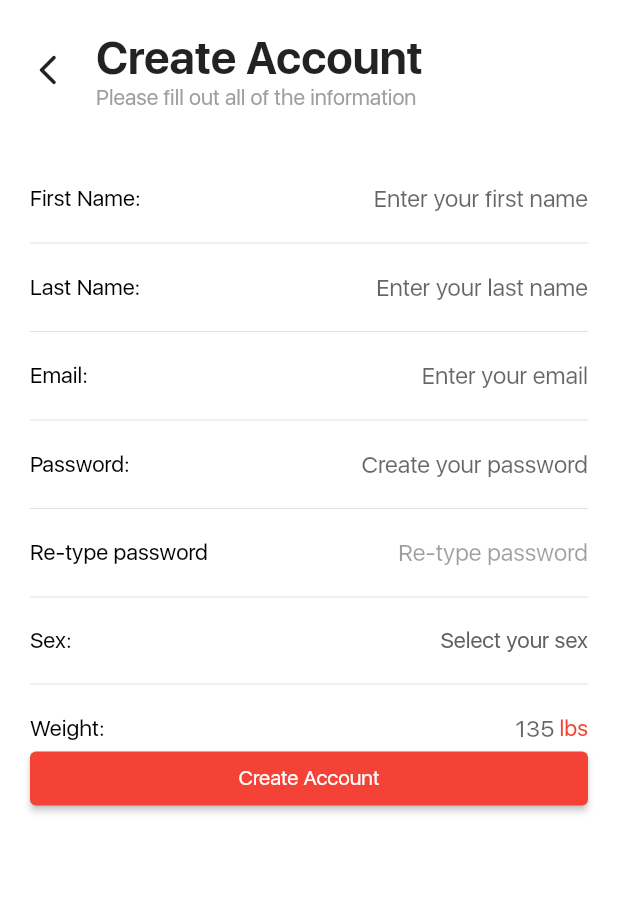
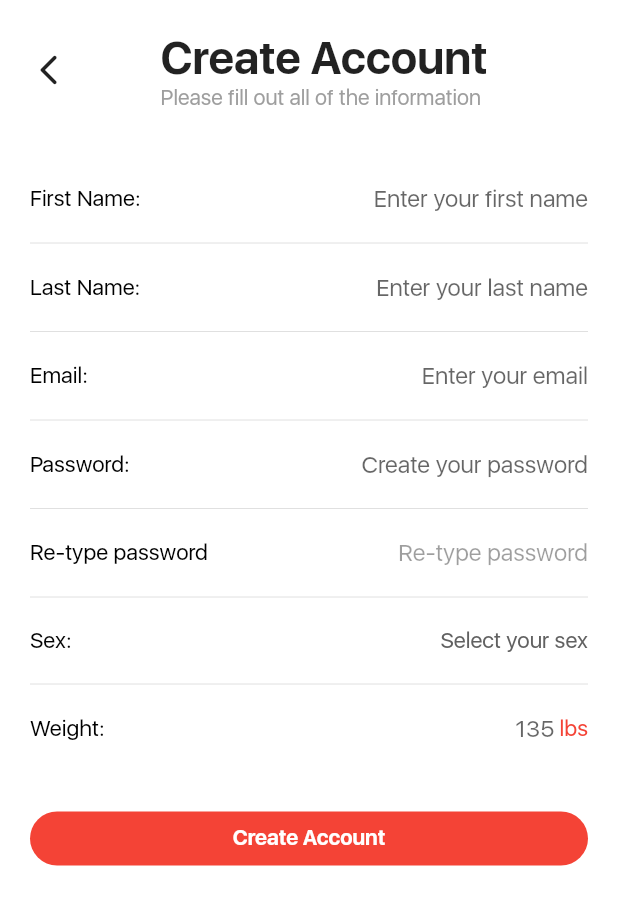
Before and after one commit to TrevorHuval/Mog, a Flutter app: the CreateAccount screen opened directly, on a phone screen of 412 x 824 dp. Shown: the top 905 px of the screen. Run offline on Flutter 3.47's test engine with Material 2 defaults, Android fonts, the phone set to English and light mode, and no system bars; our stand-ins replace cloud_firestore, convex_bottom_bar, firebase_auth, firebase_core, fl_chart, percent_indicator and 1 more; missing offline and left inert: cloud_firestore_web, firebase_auth_web, firebase_core_web, firebase_database_web; accounts and stored records are empty; project files that could hold a hidden picture were left out.

Commit message:
1:08 on 11/5

```diff
--- a/lib/screens/create_account.dart
+++ b/lib/screens/create_account.dart
@@ -22,10 +22,8 @@ class _CreateAccount extends State<CreateAccount> {
 
   void signUpAction() async {
     try {
-      UserCredential userCredential = await FirebaseAuth.instance.createUserWithEmailAndPassword(
-        email: email,
-        password: password
-      );
+      UserCredential userCredential = await FirebaseAuth.instance
+          .createUserWithEmailAndPassword(email: email, password: password);
     } on FirebaseAuthException catch (e) {
       if (e.code == 'weak-password') {
         print('The password provided is too weak.');
@@ -36,8 +34,6 @@ class _CreateAccount extends State<CreateAccount> {
       print(e);
     }
   }
-
-
 
   static const userSex = <String>[
     'Male',
@@ -68,9 +64,6 @@ class _CreateAccount extends State<CreateAccount> {
   String? _weight;
   String? _height;
 
-  int _currentWeightValue = 60;
-  int _currentHeightValue = 60;
-
   String? _validateName(String? value) {
     if (value?.isEmpty ?? false) {
       return 'Name is required.';
@@ -93,14 +86,18 @@ class _CreateAccount extends State<CreateAccount> {
               Container(
                 margin: const EdgeInsets.only(left: 20, top: 20),
                 child: Row(
+                  mainAxisAlignment: MainAxisAlignment.spaceBetween,
                   children: [
-                    InkWell(
+                    GestureDetector(
                       onTap: () {
+                        HapticFeedback.lightImpact();
                         Navigator.pop(context);
                       },
-                      child: const Icon(Icons.arrow_back_ios_new_rounded),
+                      child: const SizedBox(
+                          height: 25,
+                          width: 25,
+                          child: Icon(Icons.arrow_back_ios_new_rounded)),
                     ),
-                    const SizedBox(width: 20),
                     Column(
                       crossAxisAlignment: CrossAxisAlignment.start,
                       children: const [
@@ -111,18 +108,19 @@ class _CreateAccount extends State<CreateAccount> {
                             style:
                                 TextStyle(color: Colors.grey, fontSize: 14.5)),
                       ],
-                    )
+                    ),
+                    const SizedBox(width: 25)
                   ],
                 ),
               ),
-              SizedBox(height: 50),
+              const SizedBox(height: 50),
               Padding(
                   padding: const EdgeInsets.symmetric(horizontal: 20),
-                  child: Container(
+                  child: SizedBox(
                     height: 500,
                     width: 500,
                     child: ListView(
-                      physics: BouncingScrollPhysics(),
+                      physics: const BouncingScrollPhysics(),
                       children: [
                         Row(
                           mainAxisAlignment: MainAxisAlignment.spaceBetween,
@@ -169,7 +167,7 @@ class _CreateAccount extends State<CreateAccount> {
                         Row(
                           mainAxisAlignment: MainAxisAlignment.spaceBetween,
                           children: [
-                            Text(
+                            const Text(
                               "Email:",
                               style:
                                   TextStyle(fontSize: 15, color: Colors.black),
@@ -178,7 +176,7 @@ class _CreateAccount extends State<CreateAccount> {
                               width: 200,
                               child: TextFormField(
                                 textAlign: TextAlign.end,
-                                style: TextStyle(color: Colors.red),
+                                style: const TextStyle(color: Colors.red),
                                 maxLines: 1,
                                 decoration: const InputDecoration.collapsed(
                                     hintText: 'Enter your email'),
@@ -188,7 +186,6 @@ class _CreateAccount extends State<CreateAccount> {
                                   });
                                 },
                               ),
-
                             ),
                           ],
                         ),
@@ -207,7 +204,7 @@ class _CreateAccount extends State<CreateAccount> {
                                 fieldKey: _passwordFieldKey,
                                 onFieldSubmitted: (String value) {
                                   setState(() {
-                                    this.password = value;
+                                    password = value;
                                   });
                                 },
                               ),
@@ -226,8 +223,7 @@ class _CreateAccount extends State<CreateAccount> {
                             SizedBox(
                               width: 200,
                               child: TextFormField(
-                                enabled: this.password != null &&
-                                    this.password.isNotEmpty,
+                                enabled: password.isNotEmpty,
                                 textAlign: TextAlign.end,
                                 decoration: const InputDecoration.collapsed(
                                   hintText: "Re-type password",
@@ -253,29 +249,31 @@ class _CreateAccount extends State<CreateAccount> {
                                       color: Colors.grey.shade700)),
                               onTap: () {
                                 showModalBottomSheet(
-                                shape: new RoundedRectangleBorder(
-                                    borderRadius:
-                                        new BorderRadius.circular(20)),
+                                  shape: RoundedRectangleBorder(
+                                      borderRadius: BorderRadius.circular(20)),
                                   context: context,
                                   builder: (context) {
                                     return Container(
                                       decoration: BoxDecoration(
                                           color: Theme.of(context).canvasColor,
-                                        borderRadius: BorderRadius.only(
-                                          topLeft: const Radius.circular(20),
-                                          topRight: const Radius.circular(20),
+                                          borderRadius: const BorderRadius.only(
+                                            topLeft: Radius.circular(20),
+                                            topRight: Radius.circular(20),
                                           )),
                                       child: Column(
                                         mainAxisSize: MainAxisSize.min,
                                         children: <Widget>[
                                           ListTile(
-                                          leading: Icon(Icons.male_rounded),
-                                          title: Text("Male"),
-                                          onTap: () => _setSexSelection('Male'),
+                                            leading:
+                                                const Icon(Icons.male_rounded),
+                                            title: const Text("Male"),
+                                            onTap: () =>
+                                                _setSexSelection('Male'),
                                           ),
                                           ListTile(
-                                          leading: Icon(Icons.female_rounded),
-                                          title: Text("Female"),
+                                            leading: const Icon(
+                                                Icons.female_rounded),
+                                            title: const Text("Female"),
                                             onTap: () =>
                                                 _setSexSelection('Female'),
                                           )
@@ -284,7 +282,6 @@ class _CreateAccount extends State<CreateAccount> {
                                     );
                                   },
                                 );
-                                ;
                               },
                             )
                           ],
@@ -321,11 +318,15 @@ class _CreateAccount extends State<CreateAccount> {
                             ),
                           ],
                         ),
+                        const SizedBox(height: 40),
                         ElevatedButton(
-                          child: const Text("Create Account"),
-                          onPressed: () async => {
-                            signUpAction()
-                          })
+                            child: const Text("Create Account",
+                                style: TextStyle(fontWeight: FontWeight.bold)),
+                            style: ElevatedButton.styleFrom(
+                                elevation: 0,
+                                shape: RoundedRectangleBorder(
+                                    borderRadius: BorderRadius.circular(20))),
+                            onPressed: () async => {signUpAction()})
                       ],
                     ),
                   )),
@@ -335,10 +336,7 @@ class _CreateAccount extends State<CreateAccount> {
       ),
     );
   }
-
 }
-
-
 
 class PasswordField extends StatefulWidget {
   const PasswordField({
@@ -364,7 +362,7 @@ class PasswordField extends StatefulWidget {
 }
 
 class _PasswordFieldState extends State<PasswordField> {
-  bool _obscureText = true;
+  final bool _obscureText = true;
 
   @override
   Widget build(BuildContext context) {
@@ -375,7 +373,7 @@ class _PasswordFieldState extends State<PasswordField> {
       textAlign: TextAlign.end,
       validator: widget.validator,
       onFieldSubmitted: widget.onFieldSubmitted,
-      decoration: InputDecoration.collapsed(
+      decoration: const InputDecoration.collapsed(
         //filled: true,
 
         border: InputBorder.none,
--- a/lib/screens/diary.dart
+++ b/lib/screens/diary.dart
@@ -1,6 +1,5 @@
 // ignore_for_file: unused_import, prefer_const_constructors, prefer_const_literals_to_create_immutables
 
-import 'package:firstapp/group_profile.dart';
 import 'package:flutter/cupertino.dart';
 import 'package:flutter/material.dart';
 import 'package:flutter/painting.dart';
--- a/lib/screens/fitness.dart
+++ b/lib/screens/fitness.dart
@@ -1,10 +1,9 @@
 // ignore_for_file: prefer_const_constructors
-import 'package:firstapp/fitnessCalc.dart';
-import 'package:firstapp/diary.dart';
+import 'package:firstapp/widgets/fitnessCalc.dart';
+import 'package:firstapp/screens/diary.dart';
 import 'package:flutter/cupertino.dart';
 import 'package:flutter/material.dart';
 import 'package:flutter/widgets.dart';
-import 'package:firstapp/fitness2.dart';
 import 'split.dart';
 
 class Fitness extends StatefulWidget {
--- a/lib/screens/login.dart
+++ b/lib/screens/login.dart
@@ -94,7 +94,8 @@ class _Login extends State<Login> {
                       ElevatedButton(
                           child: const Text("Submit",
                               style: TextStyle(fontWeight: FontWeight.bold)),
-                          onPressed: () async => {signInAction(), print(password)},
+                          onPressed: () async =>
+                              {signInAction(), print(password)},
                           style: ElevatedButton.styleFrom(
                               elevation: 0,
                               shape: RoundedRectangleBorder(
--- a/lib/screens/split.dart
+++ b/lib/screens/split.dart
@@ -1,12 +1,11 @@
 // ignore_for_file: unused_import, prefer_const_constructors, prefer_const_literals_to_create_immutables
 
-import 'package:firstapp/group_profile.dart';
 import 'package:flutter/cupertino.dart';
 import 'package:flutter/material.dart';
 import 'package:flutter/painting.dart';
 import 'package:flutter/rendering.dart';
 import 'package:flutter/widgets.dart';
-import '../group_profile.dart';
+import '../widgets/group_profile.dart';
 
 class split extends StatelessWidget {
   @override
```
Lines whose indentation alone changed are shown as unchanged.
